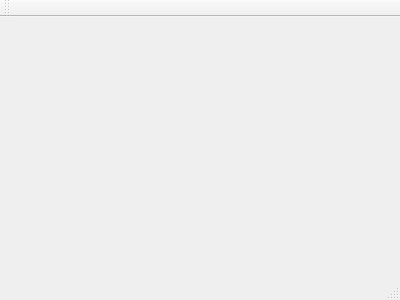
First picture: the form in mainwindow.ui, repository brzeszczot/NeuroTool, before the edit.
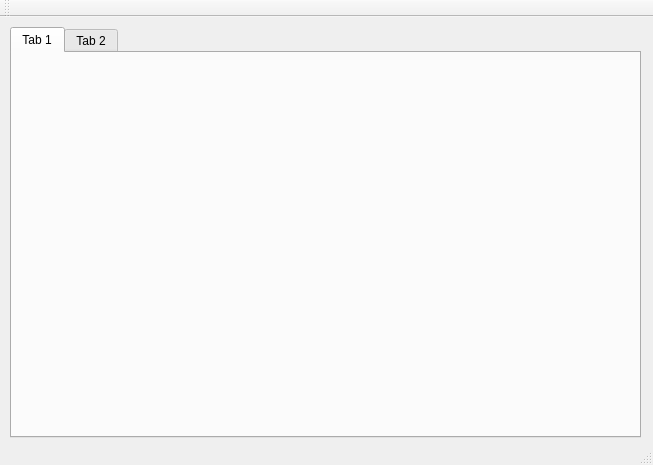
Second picture: the form after the edit.

What changed in the file:
```diff
--- a/mainwindow.ui
+++ b/mainwindow.ui
@@ -6,8 +6,8 @@
    <rect>
     <x>0</x>
     <y>0</y>
-    <width>400</width>
-    <height>300</height>
+    <width>653</width>
+    <height>465</height>
    </rect>
   </property>
   <property name="windowTitle">
@@ -16,18 +16,33 @@
   <property name="locale">
    <locale language="Polish" country="Poland"/>
   </property>
-  <widget class="QWidget" name="centralWidget"/>
-  <widget class="QMenuBar" name="menuBar">
-   <property name="geometry">
-    <rect>
-     <x>0</x>
-     <y>0</y>
-     <width>400</width>
-     <height>22</height>
-    </rect>
+  <widget class="QWidget" name="centralWidget">
+   <widget class="QTabWidget" name="tabWidget">
+    <property name="geometry">
+     <rect>
+      <x>10</x>
+      <y>10</y>
+      <width>631</width>
+      <height>411</height>
+     </rect>
+    </property>
+    <widget class="QWidget" name="tab">
+     <attribute name="title">
+      <string>Tab 1</string>
+     </attribute>
+    </widget>
+    <widget class="QWidget" name="tab_2">
+     <attribute name="title">
+      <string>Tab 2</string>
+     </attribute>
+    </widget>
+   </widget>
+  </widget>
+  <widget class="QStatusBar" name="statusBar"/>
+  <widget class="QToolBar" name="toolBar">
+   <property name="windowTitle">
+    <string>toolBar</string>
    </property>
-  </widget>
-  <widget class="QToolBar" name="mainToolBar">
    <attribute name="toolBarArea">
     <enum>TopToolBarArea</enum>
    </attribute>
@@ -35,7 +50,6 @@
     <bool>false</bool>
    </attribute>
   </widget>
-  <widget class="QStatusBar" name="statusBar"/>
  </widget>
  <layoutdefault spacing="6" margin="11"/>
  <resources/>
```
